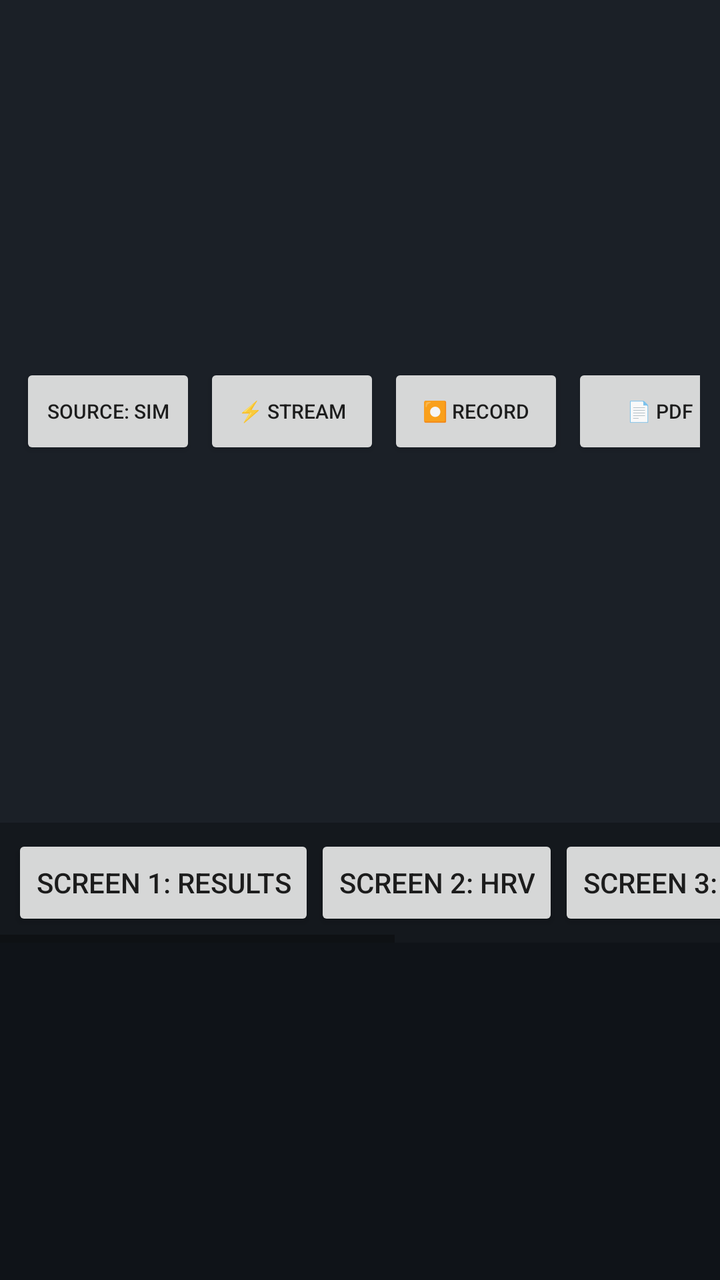
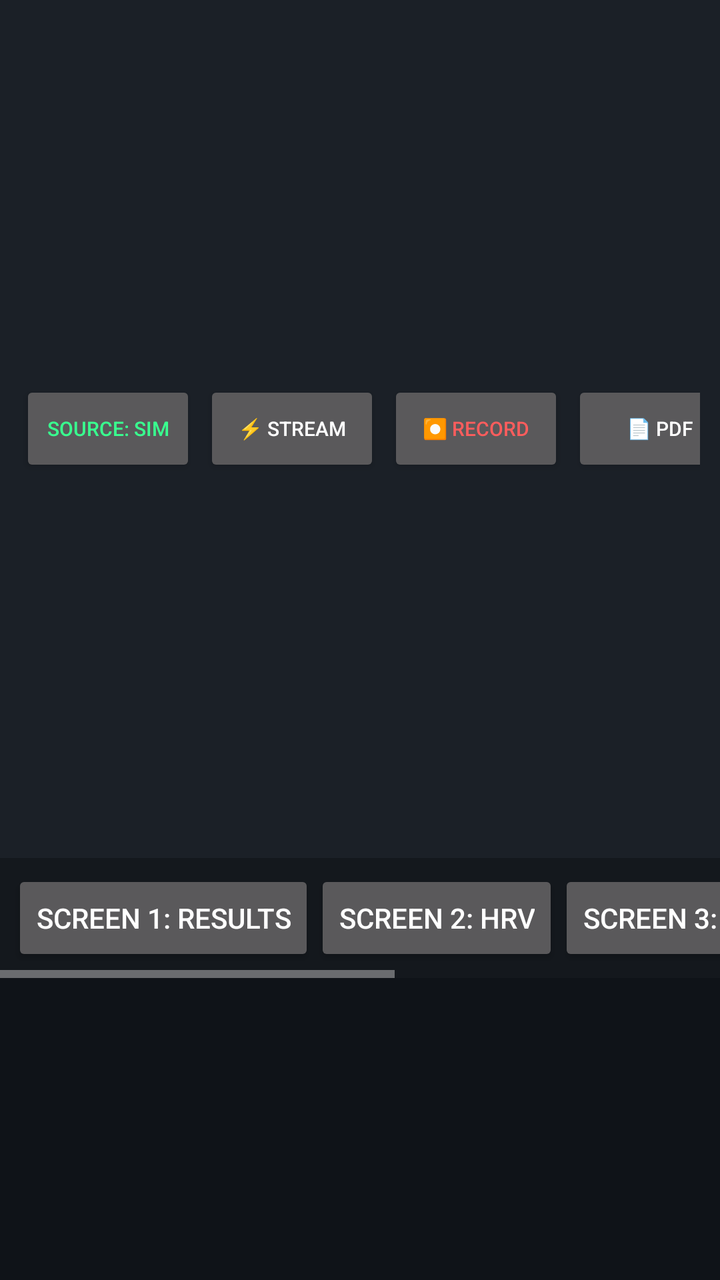

Compare the two renders of this Android layout. The source of the first and the diff that turns it into the second are given below.
<!-- AndroidManifest.xml: application theme Theme.PolarRecorder -->
<!-- res/layout/activity_main.xml -->
<?xml version="1.0" encoding="utf-8"?>
<LinearLayout xmlns:android="http://schemas.android.com/apk/res/android"
    android:layout_width="match_parent"
    android:layout_height="match_parent"
    android:orientation="vertical"
    android:background="#0F1318">

    
    <LinearLayout
        android:layout_width="match_parent"
        android:layout_height="wrap_content"
        android:background="#1B2027"
        android:orientation="horizontal"
        android:gravity="center_vertical"
        android:padding="10dp">

        <TextView
            android:layout_width="0dp"
            android:layout_height="wrap_content"
            android:layout_weight="1"
            android:text="Polar H10 ECG Recorder"
            android:textColor="#FFFFFF"
            android:textSize="15sp"
            android:textStyle="bold" />

        <Button
            android:id="@+id/btnSourceToggle"
            android:layout_width="wrap_content"
            android:layout_height="wrap_content"
            android:text="Source: Sim"
            android:textSize="10sp" />

        <Button
            android:id="@+id/btnConnectBle"
            android:layout_width="wrap_content"
            android:layout_height="wrap_content"
            android:layout_marginStart="4dp"
            android:text="⚡ Stream"
            android:textSize="10sp" />

        <Button
            android:id="@+id/btnRecord"
            android:layout_width="wrap_content"
            android:layout_height="wrap_content"
            android:layout_marginStart="4dp"
            android:text="⏺ Record"
            android:textSize="10sp" />

        <Button
            android:id="@+id/btnPdfExport"
            android:layout_width="wrap_content"
            android:layout_height="wrap_content"
            android:layout_marginStart="4dp"
            android:text="📄 PDF"
            android:textSize="10sp" />

        <Button
            android:id="@+id/btnInfo"
            android:layout_width="wrap_content"
            android:layout_height="wrap_content"
            android:layout_marginStart="4dp"
            android:text="ℹ️ Info"
            android:textSize="10sp" />
    </LinearLayout>

    
    <HorizontalScrollView
        android:layout_width="match_parent"
        android:layout_height="wrap_content"
        android:background="#14181D">

        <LinearLayout
            android:layout_width="wrap_content"
            android:layout_height="wrap_content"
            android:orientation="horizontal"
            android:padding="6dp">

            <Button android:id="@+id/tab1Btn" android:layout_width="wrap_content" android:layout_height="wrap_content" android:text="Screen 1: Results" />
            <Button android:id="@+id/tab2Btn" android:layout_width="wrap_content" android:layout_height="wrap_content" android:text="Screen 2: HRV" />
            <Button android:id="@+id/tab3Btn" android:layout_width="wrap_content" android:layout_height="wrap_content" android:text="Screen 3: Activity" />
            <Button android:id="@+id/tab4Btn" android:layout_width="wrap_content" android:layout_height="wrap_content" android:text="Screen 4: Event Inspector" />
        </LinearLayout>
    </HorizontalScrollView>

    
    <FrameLayout
        android:id="@+id/contentFrame"
        android:layout_width="match_parent"
        android:layout_height="match_parent" />

</LinearLayout>
<!-- resources referenced by this layout -->
<resources>
  <style name="Theme.PolarRecorder" parent="Theme.AppCompat.Light.NoActionBar">
          <item name="colorPrimary">#1B2027</item>
          <item name="colorPrimaryDark">#0F1318</item>
          <item name="colorAccent">#39FF8F</item>
      </style>
</resources>

<!-- the commit's change to res/layout/activity_main.xml (unified diff, before → after) -->
@@ -18,7 +18,7 @@
             android:layout_width="0dp"
             android:layout_height="wrap_content"
             android:layout_weight="1"
-            android:text="Polar H10 ECG Recorder"
+            android:text="Polar H10 ECG Workbench"
             android:textColor="#FFFFFF"
             android:textSize="15sp"
             android:textStyle="bold" />
@@ -28,6 +28,7 @@
             android:layout_width="wrap_content"
             android:layout_height="wrap_content"
             android:text="Source: Sim"
+            android:textColor="#39FF8F"
             android:textSize="10sp" />
 
         <Button
@@ -44,6 +45,7 @@
             android:layout_height="wrap_content"
             android:layout_marginStart="4dp"
             android:text="⏺ Record"
+            android:textColor="#FF5D5D"
             android:textSize="10sp" />
 
         <Button
<!-- resource entries referenced after the edit -->
@@ -1,9 +1,13 @@
 <!-- resources referenced by this layout -->
 <resources>
-  <style name="Theme.PolarRecorder" parent="Theme.AppCompat.Light.NoActionBar">
-          <item name="colorPrimary">#1B2027</item>
-          <item name="colorPrimaryDark">#0F1318</item>
-          <item name="colorAccent">#39FF8F</item>
+  <style name="Theme.PolarRecorder" parent="Theme.AppCompat.NoActionBar">
+          <item name="android:windowBackground">@color/bg_dark</item>
+          <item name="colorPrimary">@color/panel_card</item>
+          <item name="colorPrimaryDark">@color/bg_dark</item>
+          <item name="colorAccent">@color/phosphor_green</item>
       </style>
+  <color name="bg_dark">#0F1318</color>
+  <color name="panel_card">#1B2027</color>
+  <color name="phosphor_green">#39FF8F</color>
 </resources>
 
